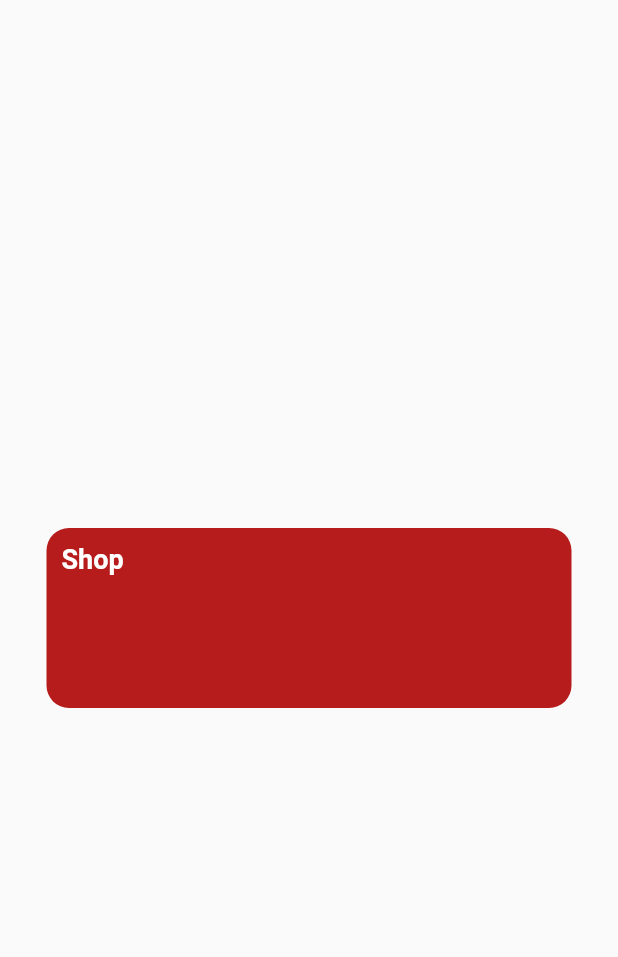
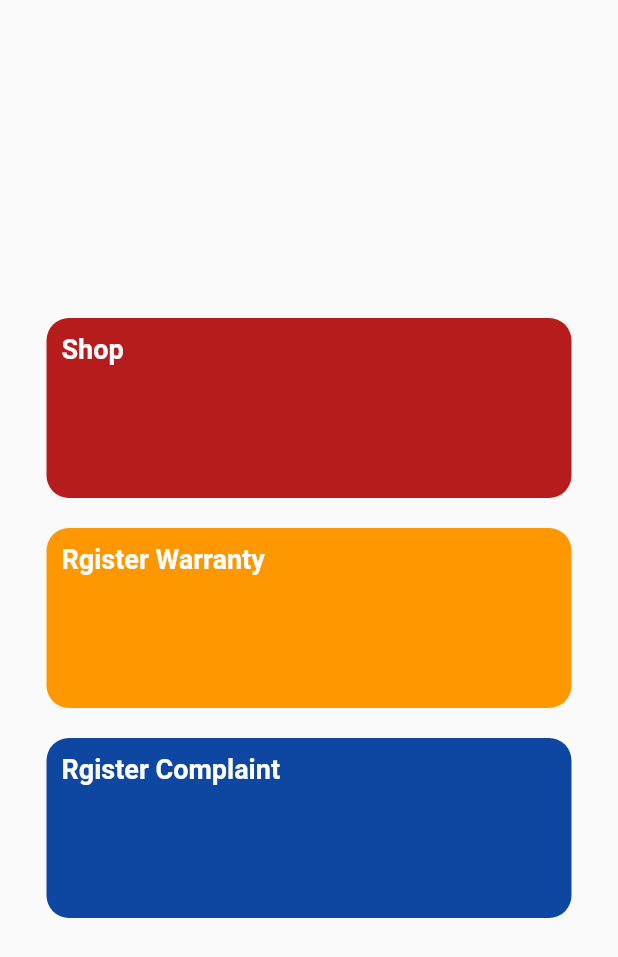
Before and after one commit to midlajm799/ProductCarePro, a Flutter app: the HomePage screen opened directly, on a phone screen of 412 x 824 dp. Shown: the top 957 px of the screen. Run offline on Flutter 3.47's test engine with Material 2 defaults, Android fonts, the phone set to English and light mode, and no system bars.

Commit message:
first commit04

```diff
--- a/lib/homepage.dart
+++ b/lib/homepage.dart
@@ -1,44 +1,80 @@
 import 'package:flutter/material.dart';
 
 class HomePage extends StatelessWidget {
-  const HomePage({super.key});
+  const HomePage({Key? key}) : super(key: key);
 
   @override
   Widget build(BuildContext context) {
     return Scaffold(
       body: Center(
-        child: Container(
-          width: 350, // Set the width of the container
-          height: 120, // Set the height of the container
-          decoration:BoxDecoration(color: Colors.red.shade900, // Set the color of the container
-            borderRadius: BorderRadius.circular(15.0), // Curve the corners
-          ),
-            alignment: Alignment.topLeft, // Align the text to the top-left
-            child: Padding(
-              padding: const EdgeInsets.all(10.0), // Add some padding
-              child: Text(
-                'Shop',
-                style: TextStyle(
-                  color: Colors.white, // Set the text color
-                  fontSize: 18, // Set the font size
-                  fontWeight: FontWeight.bold, // Set the font weight
+        child: Column(
+          mainAxisAlignment: MainAxisAlignment.center,
+          children: [
+            Container(
+              width: 350,
+              height: 120,
+              decoration: BoxDecoration(
+                color: Colors.red.shade900,
+                borderRadius: BorderRadius.circular(15.0),
+              ),
+              alignment: Alignment.topLeft,
+              child: Padding(
+                padding: const EdgeInsets.all(10.0),
+                child: Text(
+                  'Shop',
+                  style: TextStyle(
+                    color: Colors.white,
+                    fontSize: 18,
+                    fontWeight: FontWeight.bold,
+                  ),
                 ),
               ),
-            )
+            ),
+            SizedBox(height: 20), // Add some space between the containers
+            Container(
+              width: 350,
+              height: 120,
+              decoration: BoxDecoration(
+                color: Colors.orange,
+                borderRadius: BorderRadius.circular(15.0),
+              ),
+              alignment: Alignment.topLeft,
+              child: Padding(
+                padding: const EdgeInsets.all(10.0),
+                child: Text(
+                  'Rgister Warranty',
+                  style: TextStyle(
+                    color: Colors.white,
+                    fontSize: 18,
+                    fontWeight: FontWeight.bold,
+                  ),
+                ),
+              ),
+            ),
+            SizedBox(height: 20), // Add some space between the containers
+            Container(
+              width: 350,
+              height: 120,
+              decoration: BoxDecoration(
+                color: Colors.blue.shade900,
+                borderRadius: BorderRadius.circular(15.0),
+              ),
+              alignment: Alignment.topLeft,
+              child: Padding(
+                padding: const EdgeInsets.all(10.0),
+                child: Text(
+                  'Rgister Complaint',
+                  style: TextStyle(
+                    color: Colors.white,
+                    fontSize: 18,
+                    fontWeight: FontWeight.bold,
+                  ),
+                ),
+              ),
+            ),
+          ],
         ),
-
       ),
-
-
-
-
-
-
-
-
-
-
-
     );
   }
 }
```
